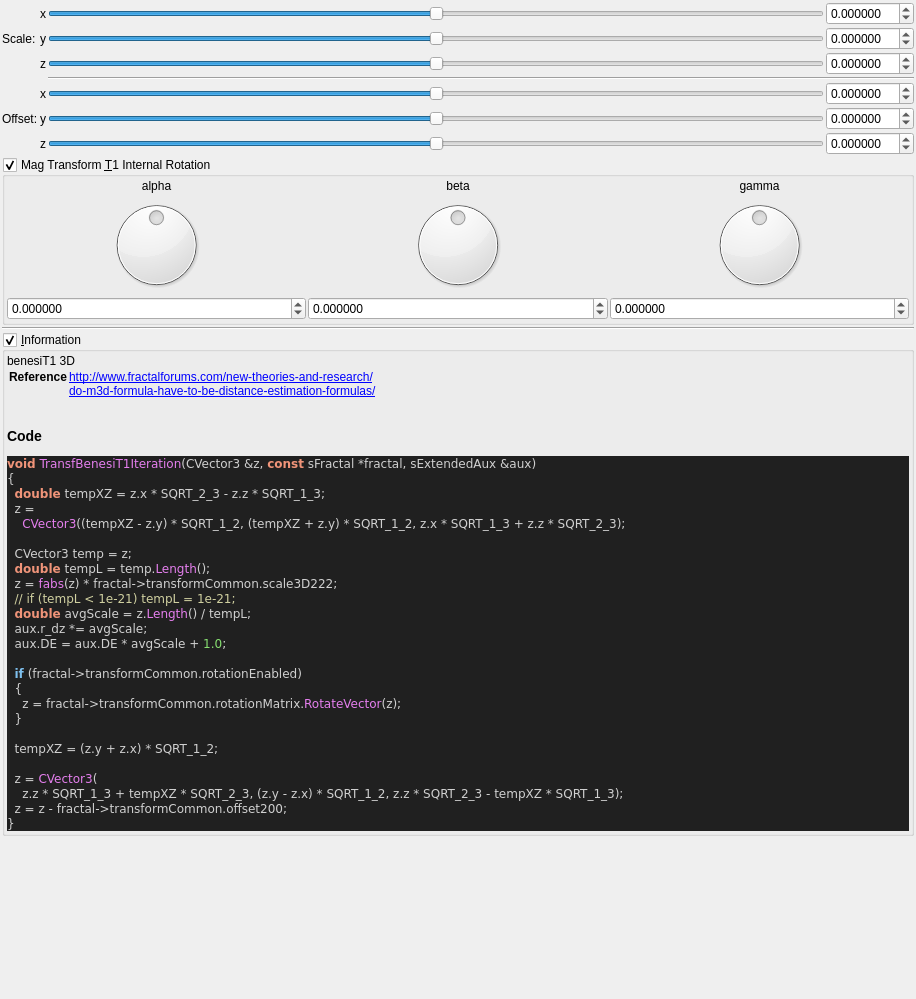
This is mandelbulber2/formula/ui/fractal_transf_benesi_t1.ui in buddhi1980/mandelbulber2 as Qt 5 draws it before an edit. The edited form follows.
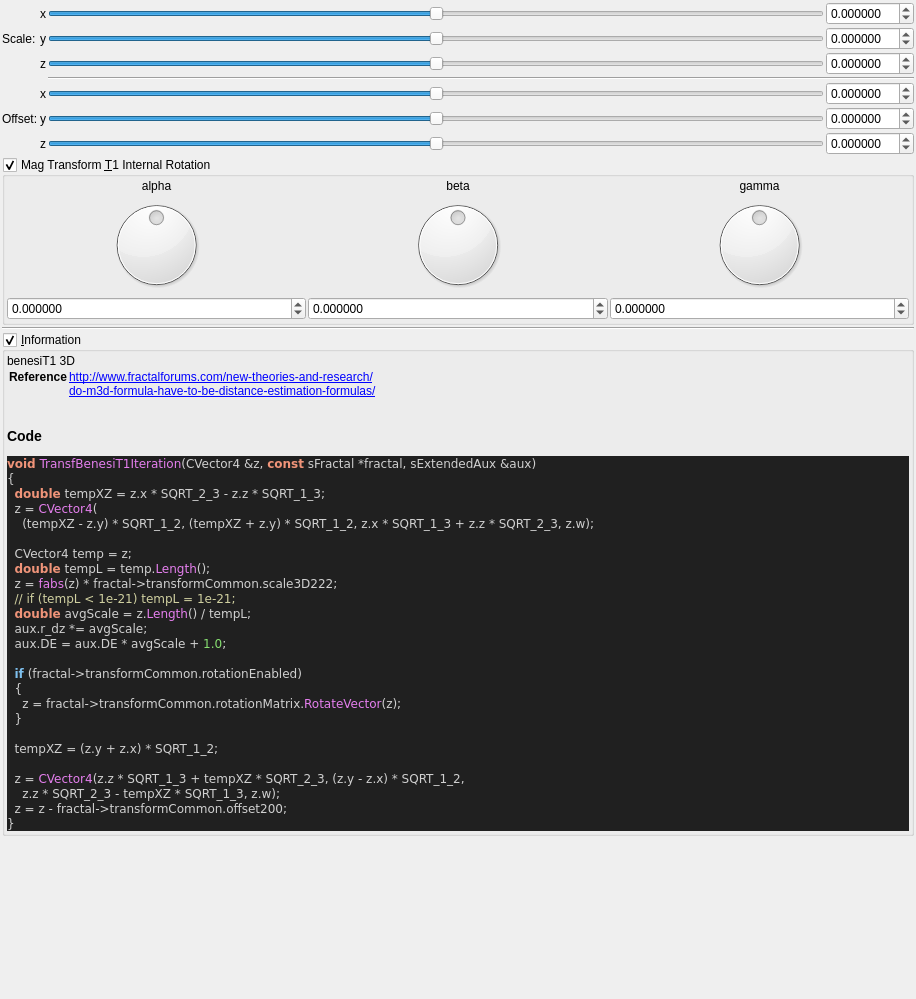
This is the edited form. Custom widgets are drawn as their Qt base class.

```diff
--- a/mandelbulber2/formula/ui/fractal_transf_benesi_t1.ui
+++ b/mandelbulber2/formula/ui/fractal_transf_benesi_t1.ui
@@ -630,13 +630,13 @@
 &lt;/table&gt;
 &lt;h3&gt;Code&lt;/h3&gt;
 &lt;body style=&quot;background-color:#202020&quot;&gt;
-&lt;pre style=&quot;color:#d0d0d0; background-color:#202020;  font-family:'Courier New',monospace;&quot;&gt;&lt;span style=&quot;color:#f09479; font-weight:bold&quot;&gt;void&lt;/span&gt; &lt;span style=&quot;color:#e47eed&quot;&gt;TransfBenesiT1Iteration&lt;/span&gt;&lt;span style=&quot;color:#d0d0d0&quot;&gt;(&lt;/span&gt;CVector3 &lt;span style=&quot;color:#d0d0d0&quot;&gt;&amp;amp;&lt;/span&gt;z&lt;span style=&quot;color:#d0d0d0&quot;&gt;,&lt;/span&gt; &lt;span style=&quot;color:#f09479; font-weight:bold&quot;&gt;const&lt;/span&gt; sFractal &lt;span style=&quot;color:#d0d0d0&quot;&gt;*&lt;/span&gt;fractal&lt;span style=&quot;color:#d0d0d0&quot;&gt;,&lt;/span&gt; sExtendedAux &lt;span style=&quot;color:#d0d0d0&quot;&gt;&amp;amp;&lt;/span&gt;aux&lt;span style=&quot;color:#d0d0d0&quot;&gt;)&lt;/span&gt;
+&lt;pre style=&quot;color:#d0d0d0; background-color:#202020;  font-family:'Courier New',monospace;&quot;&gt;&lt;span style=&quot;color:#f09479; font-weight:bold&quot;&gt;void&lt;/span&gt; &lt;span style=&quot;color:#e47eed&quot;&gt;TransfBenesiT1Iteration&lt;/span&gt;&lt;span style=&quot;color:#d0d0d0&quot;&gt;(&lt;/span&gt;CVector4 &lt;span style=&quot;color:#d0d0d0&quot;&gt;&amp;amp;&lt;/span&gt;z&lt;span style=&quot;color:#d0d0d0&quot;&gt;,&lt;/span&gt; &lt;span style=&quot;color:#f09479; font-weight:bold&quot;&gt;const&lt;/span&gt; sFractal &lt;span style=&quot;color:#d0d0d0&quot;&gt;*&lt;/span&gt;fractal&lt;span style=&quot;color:#d0d0d0&quot;&gt;,&lt;/span&gt; sExtendedAux &lt;span style=&quot;color:#d0d0d0&quot;&gt;&amp;amp;&lt;/span&gt;aux&lt;span style=&quot;color:#d0d0d0&quot;&gt;)&lt;/span&gt;
 &lt;span style=&quot;color:#d0d0d0&quot;&gt;{&lt;/span&gt;
   &lt;span style=&quot;color:#f09479; font-weight:bold&quot;&gt;double&lt;/span&gt; tempXZ &lt;span style=&quot;color:#d0d0d0&quot;&gt;=&lt;/span&gt; z&lt;span style=&quot;color:#d0d0d0&quot;&gt;.&lt;/span&gt;x &lt;span style=&quot;color:#d0d0d0&quot;&gt;*&lt;/span&gt; SQRT_2_3 &lt;span style=&quot;color:#d0d0d0&quot;&gt;-&lt;/span&gt; z&lt;span style=&quot;color:#d0d0d0&quot;&gt;.&lt;/span&gt;z &lt;span style=&quot;color:#d0d0d0&quot;&gt;*&lt;/span&gt; SQRT_1_3&lt;span style=&quot;color:#d0d0d0&quot;&gt;;&lt;/span&gt;
-  z &lt;span style=&quot;color:#d0d0d0&quot;&gt;=&lt;/span&gt;
-    &lt;span style=&quot;color:#e47eed&quot;&gt;CVector3&lt;/span&gt;&lt;span style=&quot;color:#d0d0d0&quot;&gt;((&lt;/span&gt;tempXZ &lt;span style=&quot;color:#d0d0d0&quot;&gt;-&lt;/span&gt; z&lt;span style=&quot;color:#d0d0d0&quot;&gt;.&lt;/span&gt;y&lt;span style=&quot;color:#d0d0d0&quot;&gt;) *&lt;/span&gt; SQRT_1_2&lt;span style=&quot;color:#d0d0d0&quot;&gt;, (&lt;/span&gt;tempXZ &lt;span style=&quot;color:#d0d0d0&quot;&gt;+&lt;/span&gt; z&lt;span style=&quot;color:#d0d0d0&quot;&gt;.&lt;/span&gt;y&lt;span style=&quot;color:#d0d0d0&quot;&gt;) *&lt;/span&gt; SQRT_1_2&lt;span style=&quot;color:#d0d0d0&quot;&gt;,&lt;/span&gt; z&lt;span style=&quot;color:#d0d0d0&quot;&gt;.&lt;/span&gt;x &lt;span style=&quot;color:#d0d0d0&quot;&gt;*&lt;/span&gt; SQRT_1_3 &lt;span style=&quot;color:#d0d0d0&quot;&gt;+&lt;/span&gt; z&lt;span style=&quot;color:#d0d0d0&quot;&gt;.&lt;/span&gt;z &lt;span style=&quot;color:#d0d0d0&quot;&gt;*&lt;/span&gt; SQRT_2_3&lt;span style=&quot;color:#d0d0d0&quot;&gt;);&lt;/span&gt;
+  z &lt;span style=&quot;color:#d0d0d0&quot;&gt;=&lt;/span&gt; &lt;span style=&quot;color:#e47eed&quot;&gt;CVector4&lt;/span&gt;&lt;span style=&quot;color:#d0d0d0&quot;&gt;(&lt;/span&gt;
+    &lt;span style=&quot;color:#d0d0d0&quot;&gt;(&lt;/span&gt;tempXZ &lt;span style=&quot;color:#d0d0d0&quot;&gt;-&lt;/span&gt; z&lt;span style=&quot;color:#d0d0d0&quot;&gt;.&lt;/span&gt;y&lt;span style=&quot;color:#d0d0d0&quot;&gt;) *&lt;/span&gt; SQRT_1_2&lt;span style=&quot;color:#d0d0d0&quot;&gt;, (&lt;/span&gt;tempXZ &lt;span style=&quot;color:#d0d0d0&quot;&gt;+&lt;/span&gt; z&lt;span style=&quot;color:#d0d0d0&quot;&gt;.&lt;/span&gt;y&lt;span style=&quot;color:#d0d0d0&quot;&gt;) *&lt;/span&gt; SQRT_1_2&lt;span style=&quot;color:#d0d0d0&quot;&gt;,&lt;/span&gt; z&lt;span style=&quot;color:#d0d0d0&quot;&gt;.&lt;/span&gt;x &lt;span style=&quot;color:#d0d0d0&quot;&gt;*&lt;/span&gt; SQRT_1_3 &lt;span style=&quot;color:#d0d0d0&quot;&gt;+&lt;/span&gt; z&lt;span style=&quot;color:#d0d0d0&quot;&gt;.&lt;/span&gt;z &lt;span style=&quot;color:#d0d0d0&quot;&gt;*&lt;/span&gt; SQRT_2_3&lt;span style=&quot;color:#d0d0d0&quot;&gt;,&lt;/span&gt; z&lt;span style=&quot;color:#d0d0d0&quot;&gt;.&lt;/span&gt;w&lt;span style=&quot;color:#d0d0d0&quot;&gt;);&lt;/span&gt;
 
-  CVector3 temp &lt;span style=&quot;color:#d0d0d0&quot;&gt;=&lt;/span&gt; z&lt;span style=&quot;color:#d0d0d0&quot;&gt;;&lt;/span&gt;
+  CVector4 temp &lt;span style=&quot;color:#d0d0d0&quot;&gt;=&lt;/span&gt; z&lt;span style=&quot;color:#d0d0d0&quot;&gt;;&lt;/span&gt;
   &lt;span style=&quot;color:#f09479; font-weight:bold&quot;&gt;double&lt;/span&gt; tempL &lt;span style=&quot;color:#d0d0d0&quot;&gt;=&lt;/span&gt; temp&lt;span style=&quot;color:#d0d0d0&quot;&gt;.&lt;/span&gt;&lt;span style=&quot;color:#e47eed&quot;&gt;Length&lt;/span&gt;&lt;span style=&quot;color:#d0d0d0&quot;&gt;();&lt;/span&gt;
   z &lt;span style=&quot;color:#d0d0d0&quot;&gt;=&lt;/span&gt; &lt;span style=&quot;color:#e47eed&quot;&gt;fabs&lt;/span&gt;&lt;span style=&quot;color:#d0d0d0&quot;&gt;(&lt;/span&gt;z&lt;span style=&quot;color:#d0d0d0&quot;&gt;) *&lt;/span&gt; fractal&lt;span style=&quot;color:#d0d0d0&quot;&gt;-&amp;gt;&lt;/span&gt;transformCommon&lt;span style=&quot;color:#d0d0d0&quot;&gt;.&lt;/span&gt;scale3D222&lt;span style=&quot;color:#d0d0d0&quot;&gt;;&lt;/span&gt;
   &lt;span style=&quot;color:#d0d0a0&quot;&gt;// if (tempL &amp;lt; 1e-21) tempL = 1e-21;&lt;/span&gt;
@@ -651,8 +651,8 @@
 
   tempXZ &lt;span style=&quot;color:#d0d0d0&quot;&gt;= (&lt;/span&gt;z&lt;span style=&quot;color:#d0d0d0&quot;&gt;.&lt;/span&gt;y &lt;span style=&quot;color:#d0d0d0&quot;&gt;+&lt;/span&gt; z&lt;span style=&quot;color:#d0d0d0&quot;&gt;.&lt;/span&gt;x&lt;span style=&quot;color:#d0d0d0&quot;&gt;) *&lt;/span&gt; SQRT_1_2&lt;span style=&quot;color:#d0d0d0&quot;&gt;;&lt;/span&gt;
 
-  z &lt;span style=&quot;color:#d0d0d0&quot;&gt;=&lt;/span&gt; &lt;span style=&quot;color:#e47eed&quot;&gt;CVector3&lt;/span&gt;&lt;span style=&quot;color:#d0d0d0&quot;&gt;(&lt;/span&gt;
-    z&lt;span style=&quot;color:#d0d0d0&quot;&gt;.&lt;/span&gt;z &lt;span style=&quot;color:#d0d0d0&quot;&gt;*&lt;/span&gt; SQRT_1_3 &lt;span style=&quot;color:#d0d0d0&quot;&gt;+&lt;/span&gt; tempXZ &lt;span style=&quot;color:#d0d0d0&quot;&gt;*&lt;/span&gt; SQRT_2_3&lt;span style=&quot;color:#d0d0d0&quot;&gt;, (&lt;/span&gt;z&lt;span style=&quot;color:#d0d0d0&quot;&gt;.&lt;/span&gt;y &lt;span style=&quot;color:#d0d0d0&quot;&gt;-&lt;/span&gt; z&lt;span style=&quot;color:#d0d0d0&quot;&gt;.&lt;/span&gt;x&lt;span style=&quot;color:#d0d0d0&quot;&gt;) *&lt;/span&gt; SQRT_1_2&lt;span style=&quot;color:#d0d0d0&quot;&gt;,&lt;/span&gt; z&lt;span style=&quot;color:#d0d0d0&quot;&gt;.&lt;/span&gt;z &lt;span style=&quot;color:#d0d0d0&quot;&gt;*&lt;/span&gt; SQRT_2_3 &lt;span style=&quot;color:#d0d0d0&quot;&gt;-&lt;/span&gt; tempXZ &lt;span style=&quot;color:#d0d0d0&quot;&gt;*&lt;/span&gt; SQRT_1_3&lt;span style=&quot;color:#d0d0d0&quot;&gt;);&lt;/span&gt;
+  z &lt;span style=&quot;color:#d0d0d0&quot;&gt;=&lt;/span&gt; &lt;span style=&quot;color:#e47eed&quot;&gt;CVector4&lt;/span&gt;&lt;span style=&quot;color:#d0d0d0&quot;&gt;(&lt;/span&gt;z&lt;span style=&quot;color:#d0d0d0&quot;&gt;.&lt;/span&gt;z &lt;span style=&quot;color:#d0d0d0&quot;&gt;*&lt;/span&gt; SQRT_1_3 &lt;span style=&quot;color:#d0d0d0&quot;&gt;+&lt;/span&gt; tempXZ &lt;span style=&quot;color:#d0d0d0&quot;&gt;*&lt;/span&gt; SQRT_2_3&lt;span style=&quot;color:#d0d0d0&quot;&gt;, (&lt;/span&gt;z&lt;span style=&quot;color:#d0d0d0&quot;&gt;.&lt;/span&gt;y &lt;span style=&quot;color:#d0d0d0&quot;&gt;-&lt;/span&gt; z&lt;span style=&quot;color:#d0d0d0&quot;&gt;.&lt;/span&gt;x&lt;span style=&quot;color:#d0d0d0&quot;&gt;) *&lt;/span&gt; SQRT_1_2&lt;span style=&quot;color:#d0d0d0&quot;&gt;,&lt;/span&gt;
+    z&lt;span style=&quot;color:#d0d0d0&quot;&gt;.&lt;/span&gt;z &lt;span style=&quot;color:#d0d0d0&quot;&gt;*&lt;/span&gt; SQRT_2_3 &lt;span style=&quot;color:#d0d0d0&quot;&gt;-&lt;/span&gt; tempXZ &lt;span style=&quot;color:#d0d0d0&quot;&gt;*&lt;/span&gt; SQRT_1_3&lt;span style=&quot;color:#d0d0d0&quot;&gt;,&lt;/span&gt; z&lt;span style=&quot;color:#d0d0d0&quot;&gt;.&lt;/span&gt;w&lt;span style=&quot;color:#d0d0d0&quot;&gt;);&lt;/span&gt;
   z &lt;span style=&quot;color:#d0d0d0&quot;&gt;=&lt;/span&gt; z &lt;span style=&quot;color:#d0d0d0&quot;&gt;-&lt;/span&gt; fractal&lt;span style=&quot;color:#d0d0d0&quot;&gt;-&amp;gt;&lt;/span&gt;transformCommon&lt;span style=&quot;color:#d0d0d0&quot;&gt;.&lt;/span&gt;offset200&lt;span style=&quot;color:#d0d0d0&quot;&gt;;&lt;/span&gt;
 &lt;span style=&quot;color:#d0d0d0&quot;&gt;}&lt;/span&gt;
 &lt;/pre&gt;
```
